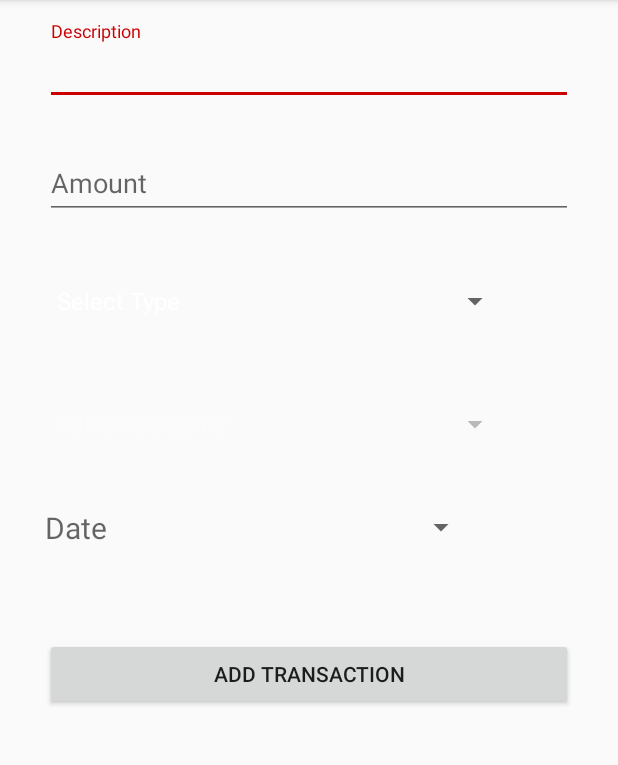
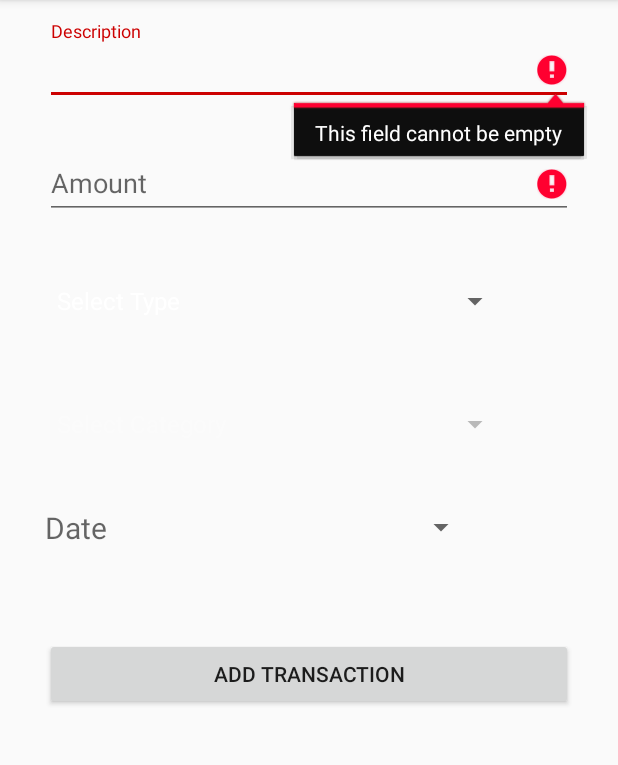
Before and after one commit to shirinmizan/MoneyMoney_final, an Android app: the fragment AddTransactionFragment placed in its activity, after a tap on "ADD TRANSACTION", on a phone screen of 412 x 824 dp, the part 84-849 px from its top. Run offline under Robolectric (Android 15) with nearby library versions, the phone set to English and light mode, and no system bars; our stand-ins replace Volley; libraries missing offline, so code that uses them is left out: com.auth0.android; 4 statements that could not run were skipped.

Commit message:
Add files via upload

```diff
--- a/app/src/main/java/com/example/shirin/navdrawe_1/AddTransactionFragment.java
+++ b/app/src/main/java/com/example/shirin/navdrawe_1/AddTransactionFragment.java
@@ -20,6 +20,7 @@ import android.support.annotation.RequiresApi;
 import android.support.v4.app.DialogFragment;
 import android.support.v4.app.Fragment;
 import android.support.v7.app.AppCompatActivity;
+import android.text.TextUtils;
 import android.util.Log;
 import android.view.LayoutInflater;
 import android.view.View;
@@ -34,6 +35,9 @@ import android.widget.Spinner;
 import android.widget.TextView;
 import android.widget.Toast;
 
+import com.android.volley.RequestQueue;
+import com.android.volley.toolbox.Volley;
+
 import org.json.JSONException;
 import org.json.JSONObject;
 
@@ -45,6 +49,8 @@ import java.io.OutputStream;
 import java.io.OutputStreamWriter;
 import java.io.UnsupportedEncodingException;
 import java.net.HttpURLConnection;
+import java.net.MalformedURLException;
+import java.net.ProtocolException;
 import java.net.URL;
 import java.sql.Date;
 import java.text.ParseException;
@@ -58,9 +64,10 @@ public class AddTransactionFragment extends Fragment {
     Spinner spinType, spinCatInc, spinCatExp;
     Button btnAdd;
     String desc, amount, type, category, date;
-    TextView responseView;
+    TextView setSpinnerError;
     ProgressBar progressBar;
     static final String INSERT_URL = "http://moneymoney.zapto.org:8080/insertDataAPI";
+    ArrayAdapter<CharSequence> adapterType;
 
     public String token;
     String accesstoken;
@@ -71,19 +78,16 @@ public class AddTransactionFragment extends Fragment {
 
     public void onCreate(Bundle savedInstanceState) {
         super.onCreate(savedInstanceState);
+
+        Intent intent = getActivity().getIntent();
+        //Bundle extras = intent.getExtras();
+        token = intent.getStringExtra("TOKEN");
+        accesstoken = intent.getStringExtra("ACCESSTOKEN");
+        Log.d("THETOKEN", token);
     }
 
     public View onCreateView(LayoutInflater inflater, ViewGroup container, Bundle savedInstanceState) {
         View view = inflater.inflate(R.layout.fragment_add_transaction, container, false);
-
-
-        //get the token from login
-        /**Intent intent = getActivity().getIntent();
-        intent.getStringExtra("TOKEN");
-        //Log.d("TOKEN");
-        token = intent.getStringExtra("TOKEN");
-        accesstoken = intent.getStringExtra("ACCESS");
-        Log.d("THETOKEN", token);**/
         return view;
     }
 
@@ -92,14 +96,14 @@ public class AddTransactionFragment extends Fragment {
         //setting all edittext and spinners
         edDesc = (EditText) view.findViewById(R.id.txtDesc);
         edAmt = (EditText) view.findViewById(R.id.txtAmt);
+        setSpinnerError = (TextView) view.findViewById(R.id.invisibleTextView);
         //spinner for type
         spinType = (Spinner) view.findViewById(R.id.spinnerType);
-        ArrayAdapter<CharSequence> adapterType =
+        adapterType =
                 ArrayAdapter.createFromResource(getActivity().
                         getBaseContext(), R.array.transaction_type, android.R.layout.simple_spinner_dropdown_item);
         spinType.setAdapter(adapterType);
         spinType.setSelection(spinType.getAdapter().getCount() - 1);
-
 
         //spinner for Income category
         spinCatInc = (Spinner) view.findViewById(R.id.spinnerCatInc);
@@ -162,10 +166,26 @@ public class AddTransactionFragment extends Fragment {
         btnAdd.setOnClickListener(new View.OnClickListener() {
             @Override
             public void onClick(View v) {
-                Toast.makeText(getActivity(),"Added Successfully",Toast.LENGTH_LONG).show();
+                if(TextUtils.isEmpty(desc)){
+                    edDesc.setError("This field cannot be empty");
+                }
+                if(TextUtils.isEmpty(amount)){
+                    edAmt.setError("Amount needed");
+                }
+                if(type.equalsIgnoreCase("Select Type") || category.equalsIgnoreCase("Select Category")){
+                    //do nothing
+                }
+                else{
+                    new AddDataTask().execute();
+                    edDesc.setText("");
+                    edAmt.setText("");
+                    edDate.setText("");
+                    spinType.setSelection(2);
+                    spinCatInc.setSelection(7);
+                    spinCatExp.setSelection(7);
+                }
             }
         });
-
 
         //for date picker
         edDate = (EditText) view.findViewById(R.id.txtDate);
@@ -178,7 +198,6 @@ public class AddTransactionFragment extends Fragment {
             }
         });
     }
-
     //show date picker method
     @RequiresApi(api = Build.VERSION_CODES.N)
     private void showDatePicker() {
@@ -215,78 +234,50 @@ public class AddTransactionFragment extends Fragment {
         }
     };
 
-    /**class RetrieveFeedTask extends AsyncTask<Void, Void, String> {
-        private Exception exception;
+    class AddDataTask extends AsyncTask<String, String, String> {
+        //private Exception exception;
         Context context;
         ProgressDialog loading;
 
-        @RequiresApi(api = Build.VERSION_CODES.N)
         protected void onPreExecute() {
             //UI thread
             desc = edDesc.getText().toString();
             amount = edAmt.getText().toString();
-            //get the date string from db
             date = edDate.getText().toString();
-            //read the format which was set in the date editText edDate
-            DateFormat readFormat = new SimpleDateFormat("MMMM dd, yyyy");
-            //write it in the db in a different format like Wednesday, July 12, 2016 12:00 PM
-            DateFormat writeFormat = new SimpleDateFormat("EEEE, MMMM dd, yyyy hh:mm aaa");
-            //initialize a java.util.Date object
-            java.util.Date dt = null;
-            try{
-                dt = readFormat.parse(date);  //parse the date string in the read format
-            } catch (ParseException e) {
-                e.printStackTrace();
-            }
-            String formattedDate = "";   //to hold the formatted date
-            if(dt != null){
-                formattedDate = writeFormat.format(dt); //then write the formatted date in db
-            }
-            date = formattedDate;  //now date sring is the formatted date
-
             super.onPreExecute();
             //loading = ProgressDialog.show(getContext(), "Adding...", "Wait...", false, false);
         }
 
-        protected String doInBackground(Void... urls) {
+        protected String doInBackground(String...params) {
+
             String result = null;
             String data = null;
             // Do some validation here
 
             try {
+                RequestQueue queue = Volley.newRequestQueue(getActivity());  //HttP request with Volley
                 URL url = new URL(INSERT_URL);
                 HttpURLConnection urlConnection = (HttpURLConnection) url.openConnection();
-
                 urlConnection.setDoOutput(true);
+                urlConnection.setRequestMethod("POST");
                 urlConnection.setRequestProperty("Authorization", "Bearer " + accesstoken); //passing Auth0 idtoken
                 urlConnection.setRequestProperty("Content-Type", "application/json");
                 urlConnection.setRequestProperty("user_Id", token);
-                urlConnection.setRequestMethod("POST");
                 urlConnection.connect();
-                /*urlConnection.setDoOutput(true);
-                urlConnection.setInstanceFollowRedirects(true);
-                urlConnection.setInstanceFollowRedirects(false);
-                urlConnection.setRequestMethod("POST");
-                urlConnection.setRequestProperty("Content-type", "application/json");
-                urlConnection.setRequestProperty("Accept", "application/json");
+                Log.d("connection", String.valueOf(urlConnection));
 
-                JSONObject jsonParam = new JSONObject();
-
-                //sending a JSONObject with the token header
+                //sending JSONObject with token header
                 JSONObject jsonObject = new JSONObject();
                 jsonObject.put("Authorization", "Bearer " + accesstoken);
                 jsonObject.put("Content-Type", "application/json");
                 jsonObject.put("user_Id", token);
-                /**jsonParam.put("type", "income");
-                 jsonParam.put("amount", "$88.88");
-                 jsonParam.put("desc", "Test Shirin");
-                 jsonParam.put("date", "Friday, Octber 13");
+                //sending data as JSONObject to the server
+                jsonObject.put("type", type);
+                jsonObject.put("amount", amount);
+                jsonObject.put("desc", desc);
+                jsonObject.put("category", category);
+                jsonObject.put("date", date);
 
-                jsonParam.put("type", type);
-                jsonParam.put("amount", amount);
-                jsonParam.put("desc", desc);
-                jsonParam.put("category", category);
-                jsonParam.put("date", date);  //this will write the formatteDate in the db
                 BufferedWriter out = new BufferedWriter(new OutputStreamWriter(urlConnection.getOutputStream()));
                 out.write(jsonObject.toString());
                 out.close();
@@ -294,7 +285,6 @@ public class AddTransactionFragment extends Fragment {
 
                 Log.d("inbackRESPCode", String.valueOf(responsecode));
                 if (responsecode == HttpURLConnection.HTTP_OK) {
-
                     Log.d("inback", "ok code");
                     BufferedReader br = new BufferedReader(new InputStreamReader(urlConnection.getInputStream()));
                     StringBuilder sb = new StringBuilder();
@@ -304,63 +294,32 @@ public class AddTransactionFragment extends Fragment {
                         sb.append(line);
                     }
                     br.close();
-                    Log.d("Sucessfully added", jsonParam.getString(sb.toString()));
                     return sb.toString();
                 }
-
-                /*OutputStream os = urlConnection.getOutputStream();
-                //BufferedWriter writer = new BufferedWriter(new OutputStreamWriter(os, "UTF-8"));
-                //write JSON object to the output stream
-                os.write(jsonParam.toString().getBytes());
-
-                Log.d("Sucessfully added", jsonParam.toString());
-                //writer.close();
-                os.close();
-
-                //Read
-                BufferedReader br = new BufferedReader(new InputStreamReader(urlConnection.getInputStream(), "UTF-8"));
-
-                String line = null;
-                StringBuilder sb = new StringBuilder();
-
-                while ((line = br.readLine()) != null) {
-                    sb.append(line);
-                }
-
-                br.close();
-                result = sb.toString();
-
-                Log.d("Success", result);
-
-            } catch (UnsupportedEncodingException e) {
+            } catch (ProtocolException e) {
+                e.printStackTrace();
+            } catch (MalformedURLException e) {
                 e.printStackTrace();
             } catch (IOException e) {
                 e.printStackTrace();
             } catch (JSONException e) {
                 e.printStackTrace();
             }
-            return result;
+            return null;
         }
-
         protected void onPostExecute(String s) {
-            //s = "Transaction added successfully";
-            //super.onPostExecute(s);
-           // loading.dismiss();
-
-           // Toast.makeText(getActivity(), s, Toast.LENGTH_LONG).show();
             AlertDialog.Builder builder = new AlertDialog.Builder(getActivity());
             builder.setTitle("Success");
             builder.setMessage("Transaction Added Successfully");
             builder.setPositiveButton("Ok", null);
             builder.setCancelable(true);
             builder.show();
-            loading.dismiss();
         }
     }
-}**/
+}
 //use for set callback and set Arguments
 @SuppressLint("ValidFragment")
-public static class DatePickerFragment extends DialogFragment {
+class DatePickerFragment extends DialogFragment {
         DatePickerDialog.OnDateSetListener ondateSet;
         private int year, month, day;
 
@@ -384,5 +343,4 @@ public static class DatePickerFragment extends DialogFragment {
         public Dialog onCreateDialog(Bundle savedInstanceState) {
             return new DatePickerDialog(getActivity(), ondateSet, year, month, day);
         }
-    }
 }
```
